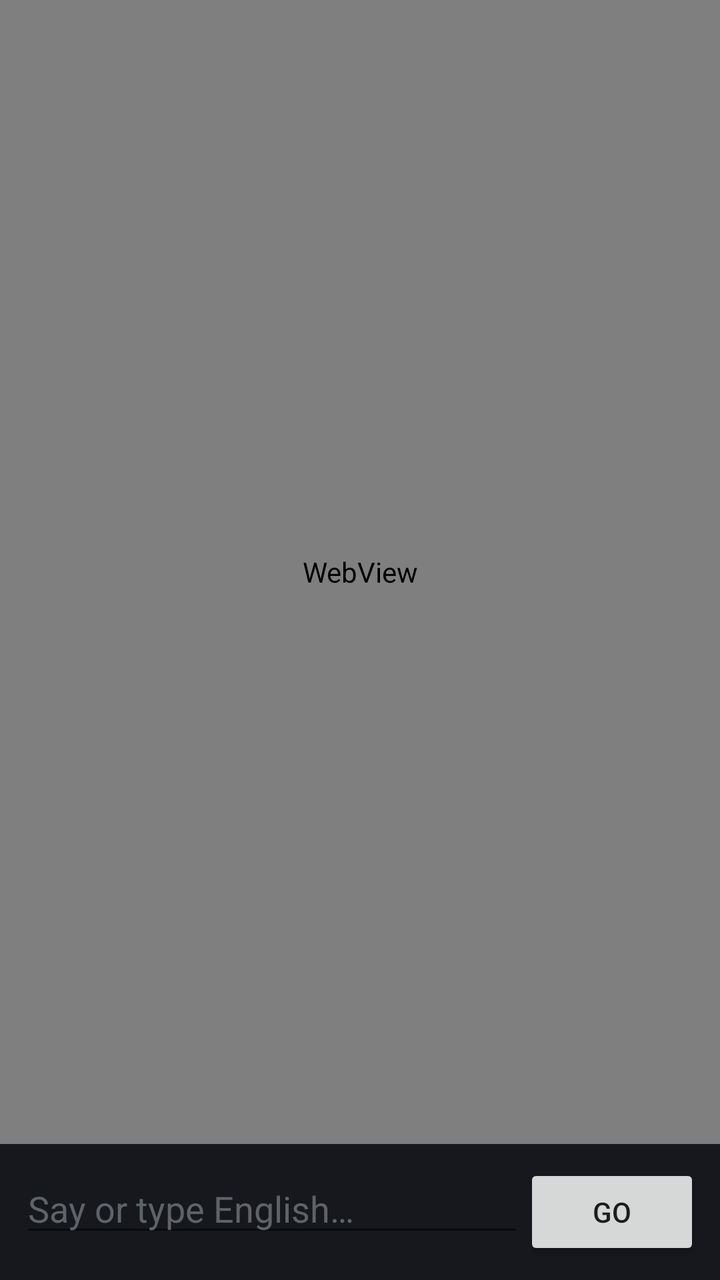
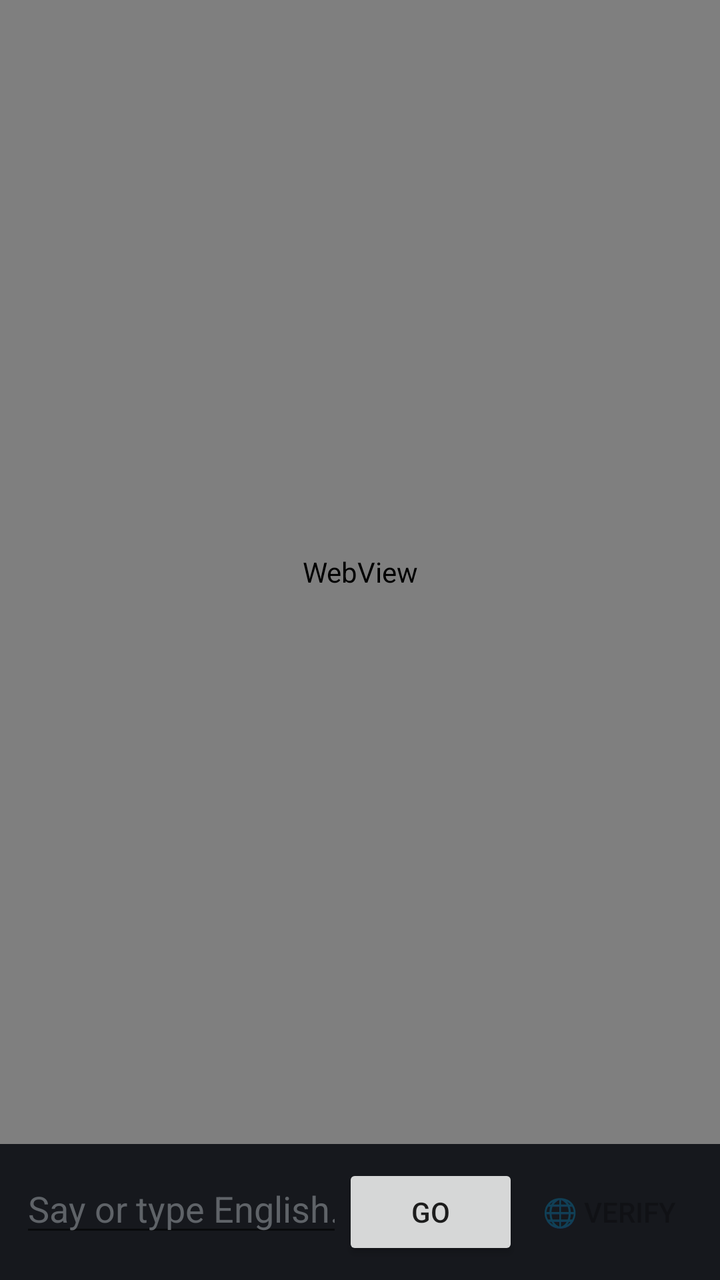

The first picture is an Android layout as it rendered before a commit; the second is the same layout after the commit. The layout source and the unified diff follow.
<!-- AndroidManifest.xml: activity theme Theme.LT.Fullscreen -->
<!-- res/layout/activity_translate.xml -->
<?xml version="1.0" encoding="utf-8"?>
<LinearLayout xmlns:android="http://schemas.android.com/apk/res/android"
    android:layout_width="match_parent" android:layout_height="match_parent"
    android:orientation="vertical" android:background="#0e0f13"
    android:fitsSystemWindows="true">
    <WebView android:id="@+id/web"
        android:layout_width="match_parent" android:layout_height="0dp" android:layout_weight="1"/>
    <LinearLayout android:layout_width="match_parent" android:layout_height="wrap_content"
        android:orientation="horizontal" android:background="#16181d" android:padding="10dp">
        <EditText android:id="@+id/input"
            android:layout_width="0dp" android:layout_height="wrap_content" android:layout_weight="1"
            android:hint="Say or type English…" android:textColorHint="#5f6368"
            android:textColor="#e8eaed" android:inputType="textNoSuggestions"
            android:imeOptions="actionGo" android:maxLines="1"/>
        <Button android:id="@+id/go" android:layout_width="wrap_content"
            android:layout_height="wrap_content" android:text="Go"/>
    </LinearLayout>
</LinearLayout>
<!-- resources referenced by this layout -->
<resources>
  <style name="Theme.LT.Fullscreen" parent="Theme.LT">
          <item name="android:windowFullscreen">true</item>
          <item name="android:windowNoTitle">true</item>
      </style>
  <style name="Theme.LT" parent="Theme.AppCompat.DayNight.NoActionBar" />
</resources>

<!-- the commit's change to res/layout/activity_translate.xml (unified diff, before → after) -->
@@ -14,5 +14,9 @@
             android:imeOptions="actionGo" android:maxLines="1"/>
         <Button android:id="@+id/go" android:layout_width="wrap_content"
             android:layout_height="wrap_content" android:text="Go"/>
+        <Button android:id="@+id/verify" android:layout_width="wrap_content"
+            android:layout_height="wrap_content" android:text="🌐 Verify"
+            android:enabled="false"
+            style="?android:attr/borderlessButtonStyle"/>
     </LinearLayout>
 </LinearLayout>
